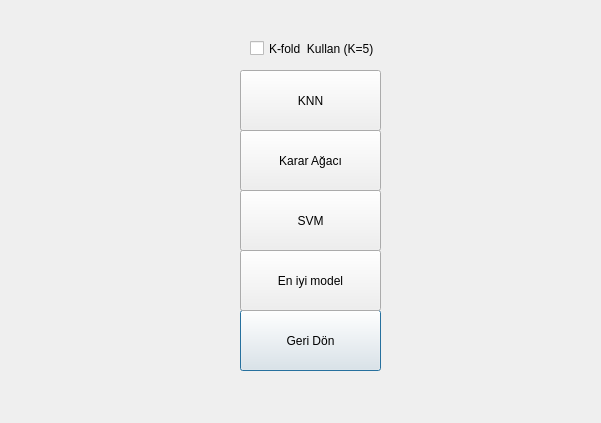
This is ModelMenu.ui in kerem37mert/machine-learning-gui-project as Qt 5 draws it before an edit. The edited form follows.
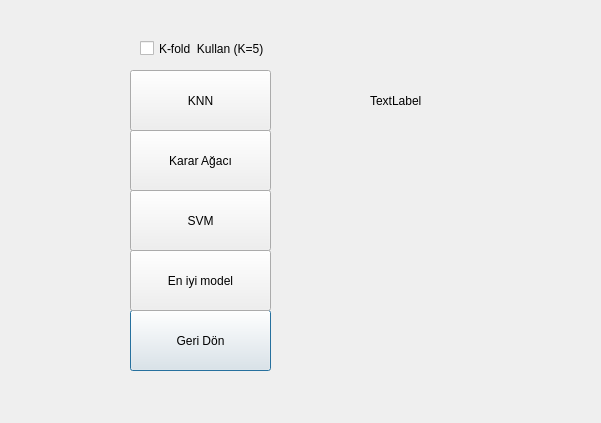
This is the edited form.

Commit message: get_info_dataset updated

```diff
--- a/ModelMenu.ui
+++ b/ModelMenu.ui
@@ -16,7 +16,7 @@
   <widget class="QPushButton" name="backButton">
    <property name="geometry">
     <rect>
-     <x>240</x>
+     <x>130</x>
      <y>310</y>
      <width>141</width>
      <height>61</height>
@@ -29,7 +29,7 @@
   <widget class="QPushButton" name="button3">
    <property name="geometry">
     <rect>
-     <x>240</x>
+     <x>130</x>
      <y>190</y>
      <width>141</width>
      <height>61</height>
@@ -42,7 +42,7 @@
   <widget class="QPushButton" name="button2">
    <property name="geometry">
     <rect>
-     <x>240</x>
+     <x>130</x>
      <y>130</y>
      <width>141</width>
      <height>61</height>
@@ -55,7 +55,7 @@
   <widget class="QPushButton" name="button1">
    <property name="geometry">
     <rect>
-     <x>240</x>
+     <x>130</x>
      <y>70</y>
      <width>141</width>
      <height>61</height>
@@ -68,7 +68,7 @@
   <widget class="QPushButton" name="button4">
    <property name="geometry">
     <rect>
-     <x>240</x>
+     <x>130</x>
      <y>250</y>
      <width>141</width>
      <height>61</height>
@@ -81,9 +81,9 @@
   <widget class="QCheckBox" name="checkBox">
    <property name="geometry">
     <rect>
-     <x>250</x>
+     <x>140</x>
      <y>40</y>
-     <width>161</width>
+     <width>131</width>
      <height>17</height>
     </rect>
    </property>
@@ -91,6 +91,19 @@
     <string>K-fold  Kullan (K=5)</string>
    </property>
   </widget>
+  <widget class="QLabel" name="datasetInfo">
+   <property name="geometry">
+    <rect>
+     <x>370</x>
+     <y>50</y>
+     <width>191</width>
+     <height>101</height>
+    </rect>
+   </property>
+   <property name="text">
+    <string>TextLabel</string>
+   </property>
+  </widget>
  </widget>
  <resources/>
  <connections/>
```
The commit also changes 8 other files.
